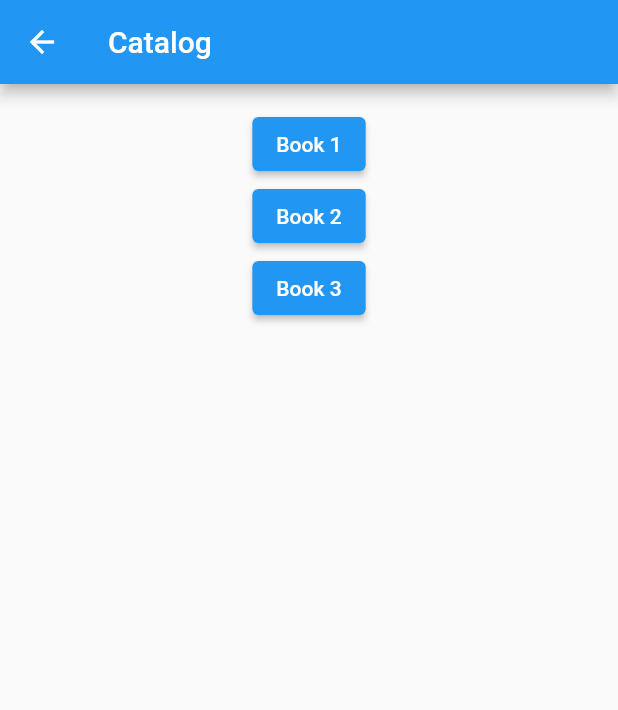
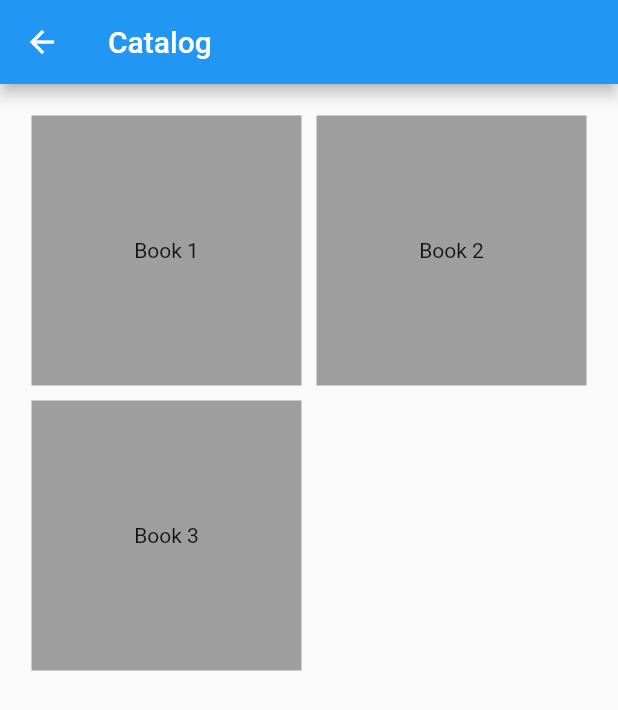
Before and after one commit to briancherin/librivox_audiobook_player, a Flutter app: the CatalogScreen screen opened directly, on a phone screen of 412 x 824 dp. Shown: the top 710 px of the screen. Run offline on Flutter 3.47's test engine with Material 2 defaults, Android fonts, the phone set to English and light mode, and no system bars; our stand-ins replace bloc, equatable, flutter_bloc; accounts and stored records are empty.

Commit message:
Show books in grid formation in catalog

```diff
--- a/lib/screens/catalog/catalog.dart
+++ b/lib/screens/catalog/catalog.dart
@@ -1,5 +1,6 @@
 
 
+import 'package:flutter/cupertino.dart';
 import 'package:flutter/material.dart';
 import 'package:flutter/widgets.dart';
 import 'package:flutter_bloc/flutter_bloc.dart';
@@ -11,8 +12,10 @@ import 'package:librivox_audiobook_player/screens/catalog/blocs/catalog_bloc.dar
 
 import 'blocs/catalog_state.dart';
 
+
 class CatalogScreen extends StatelessWidget {
 
+  static const GRID_CARD_WIDTH = 200;
 
   @override
   Widget build(BuildContext context) {
@@ -40,17 +43,8 @@ class CatalogScreen extends StatelessWidget {
               }
               if (state is CatalogLoaded) {
                 return Center(
-                  child: Column(
-                    children: state.audiobooks.map((audiobook) {
-                      return ElevatedButton(
-                        child: Text(audiobook.title),
-                        onPressed: () {
-                          //catalogBloc.add(UserClickedAudiobook(audiobook: audiobook));
-                          _openAudiobookInfoScreen(context, audiobook);
-                        },
-                      );
-                    }).toList()
-                  )
+                  child: _audiobookGrid(state.audiobooks, context)
+
                 );
               }
               return Center(
@@ -78,4 +72,28 @@ class CatalogScreen extends StatelessWidget {
     );
   }
 
+  _audiobookGrid(List<Audiobook> audiobooks, context) {
+    double screenWidth = MediaQuery.of(context).size.width;
+    int numColumns = screenWidth ~/ GRID_CARD_WIDTH;
+    return GridView.count(
+      crossAxisCount: numColumns,
+      children: audiobooks.map((audiobook) {
+        return InkWell(
+          onTap: () {
+            _openAudiobookInfoScreen(context, audiobook);
+          },
+          child: Container(
+            height: 150,
+            width: 150,
+            margin: EdgeInsets.all(5),
+            decoration: BoxDecoration(color: Colors.grey), // TODO: put cover image here
+            child: Center(
+                child: Text(audiobook.title)
+            ),
+          )
+        );
+      }).toList()
+    );
+  }
+
 }
```
